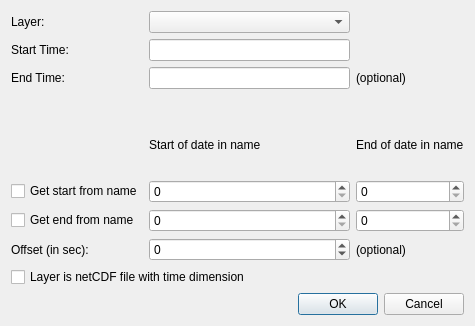
Before: the Qt Designer form addRasterLayer.ui in anitagraser/TimeManager, drawn with Qt 5.
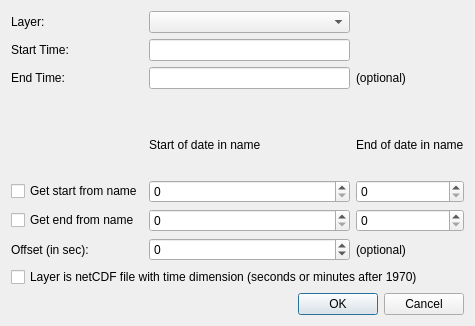
After: the same form once the commit is applied.

Commit message: #140 added note about supported NetCDF formats in the UI

The edit to the form file:
```diff
--- a/addRasterLayer.ui
+++ b/addRasterLayer.ui
@@ -135,7 +135,7 @@
    <item>
     <widget class="QCheckBox" name="isCDF">
      <property name="text">
-      <string>Layer is netCDF file with time dimension</string>
+      <string>Layer is netCDF file with time dimension (seconds or minutes after 1970)</string>
      </property>
     </widget>
    </item>
```
